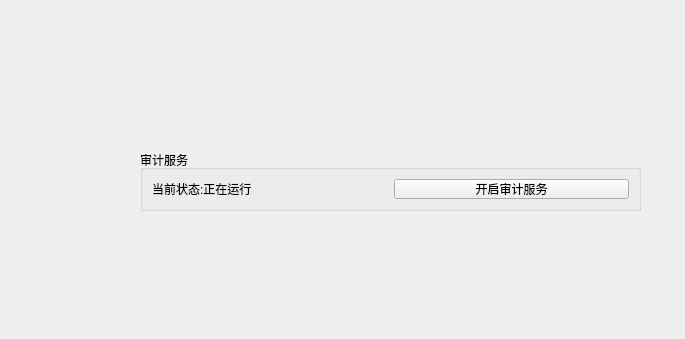
Above: AUD/audsvrctlpage.ui from liuyufeng509/SecCenter before the change. Below: the same form after it.
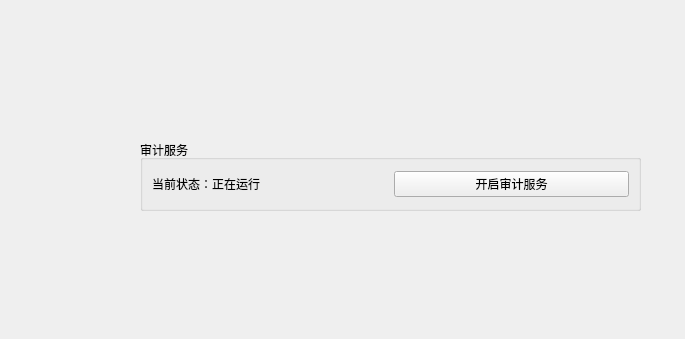
That is the form after the change.

```diff
--- a/AUD/audsvrctlpage.ui
+++ b/AUD/audsvrctlpage.ui
@@ -20,9 +20,9 @@
    <property name="geometry">
     <rect>
      <x>140</x>
-     <y>150</y>
+     <y>140</y>
      <width>501</width>
-     <height>61</height>
+     <height>71</height>
     </rect>
    </property>
    <property name="title">
@@ -32,7 +32,7 @@
     <item>
      <widget class="QLabel" name="cur_audstatus_label">
       <property name="text">
-       <string>当前状态:正在运行</string>
+       <string>当前状态：正在运行</string>
       </property>
      </widget>
     </item>
```
